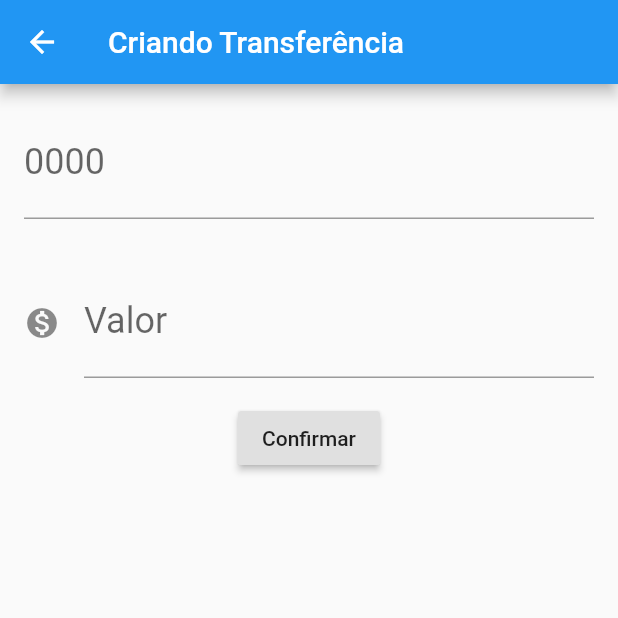
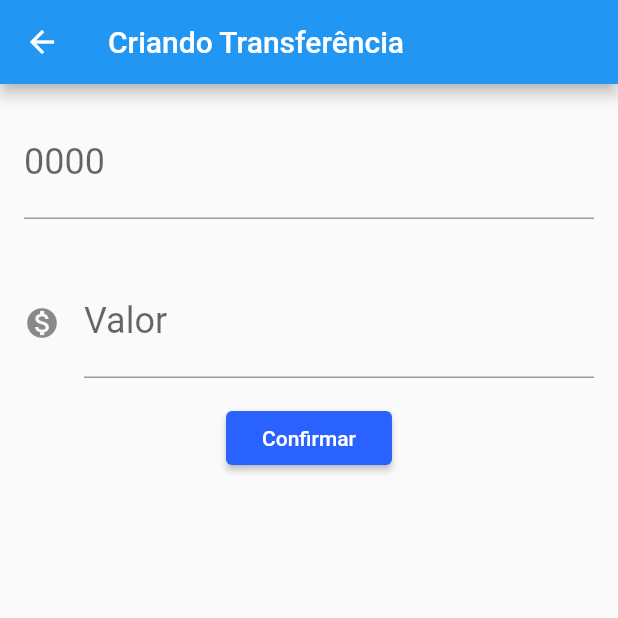
Before and after one commit to srlacerda/flutter-01, a Flutter app: the screen it shows after launch, after a tap on the "add" icon, on a phone screen of 412 x 824 dp, the top half of it. Run offline on Flutter 3.47's test engine with Material 2 defaults, Android fonts, the phone set to English and light mode, and no system bars.

Commit message:
adding a theme

```diff
--- a/bytebank/lib/main.dart
+++ b/bytebank/lib/main.dart
@@ -7,14 +7,26 @@ class BytebankApp extends StatelessWidget {
   @override
   Widget build(BuildContext context) {
     return MaterialApp(
-      home: Scaffold(
-        body: ListaTransferencias(),
+        theme: ThemeData(
+          primaryColor: Colors.green[900],
+          accentColor: Colors.blueAccent[700],
+          buttonTheme: ButtonThemeData(
+            buttonColor: Colors.blueAccent[700],
+            textTheme: ButtonTextTheme.primary
+          )
         ),
-    );
+        home: ListaTransferencias());
   }
 }
 
-class FormularioTransferencia extends StatelessWidget {
+class FormularioTransferencia extends StatefulWidget {
+  @override
+  State<StatefulWidget> createState() {
+    return FormularioTransferenciaState();
+  }
+}
+
+class FormularioTransferenciaState extends State<FormularioTransferencia> {
   final TextEditingController _controladorCampoNumeroConta =
       TextEditingController();
   final TextEditingController _controladorCampoValor = TextEditingController();
@@ -25,7 +37,8 @@ class FormularioTransferencia extends StatelessWidget {
         appBar: AppBar(
           title: Text('Criando Transferência'),
         ),
-        body: Column(
+        body: SingleChildScrollView(
+          child: Column(
             children: <Widget>[
               Editor(
                 controlador: _controladorCampoNumeroConta,
@@ -43,6 +56,7 @@ class FormularioTransferencia extends StatelessWidget {
                 onPressed: () => _criaTransferencia(context),
               )
             ],
+          ),
         ));
   }
 
@@ -94,11 +108,9 @@ class ListaTransferencias extends StatefulWidget {
   }
 }
 
-class ListaTransferenciasState extends State<ListaTransferencias>{
-
+class ListaTransferenciasState extends State<ListaTransferencias> {
   @override
   Widget build(BuildContext context) {
-
     return Scaffold(
       appBar: AppBar(
         title: Text('Transferências'),
@@ -118,9 +130,15 @@ class ListaTransferenciasState extends State<ListaTransferencias>{
             return FormularioTransferencia();
           }));
           future.then((transferenciaRecebida) {
+            Future.delayed(Duration(seconds: 1), () {
               debugPrint('chegou no then do future');
               debugPrint('$transferenciaRecebida');
+              if (transferenciaRecebida != null) {
+                setState(() {
                   widget._transferencias.add(transferenciaRecebida);
+                });
+              }
+            });
           });
         },
       ),
```
Lines whose indentation alone changed are shown as unchanged.
